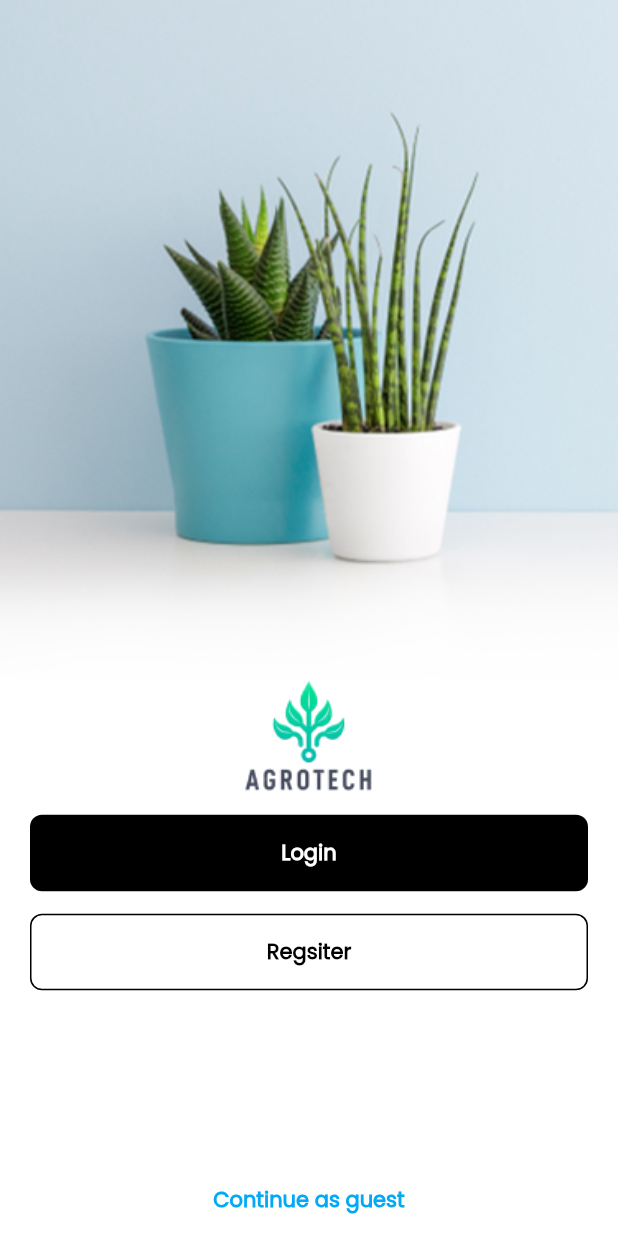
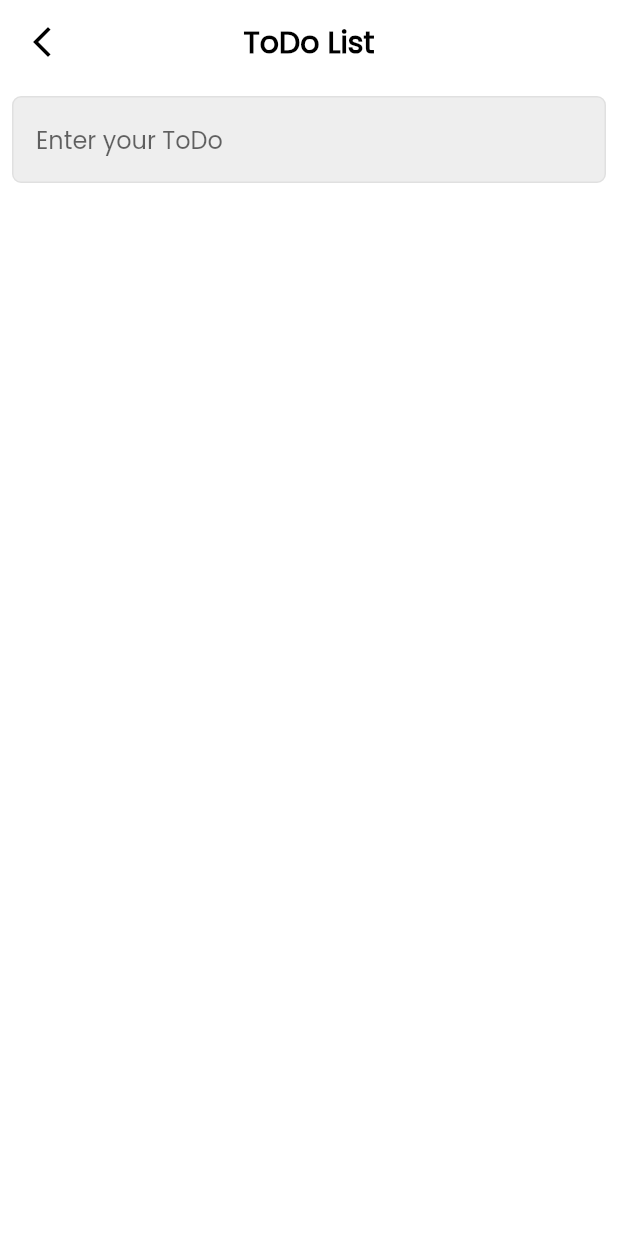
Before and after one commit to sanjibdahal/login_signup_in_flutter, a Flutter app: the screen it shows after launch, after a tap on "Continue as guest", on a phone screen of 412 x 824 dp. Run offline on Flutter 3.47's test engine with Material 2 defaults, Android fonts, the phone set to English and light mode, and no system bars.

Commit message:
fix: fixed some errors and added some pages

```diff
--- /dev/null
+++ b/lib/screens/todo_list_page.dart
@@ -0,0 +1,56 @@
+import 'package:flutter/material.dart';
+
+class TodoListPage extends StatelessWidget {
+  const TodoListPage({super.key});
+
+  @override
+  Widget build(BuildContext context) {
+    return Scaffold(
+      backgroundColor: Colors.white,
+      appBar: AppBar(
+        automaticallyImplyLeading: true,
+        leading: InkWell(
+          onTap: () => Navigator.pop(context),
+          child: const Icon(
+            Icons.arrow_back_ios_new,
+            color: Colors.black,
+          ),
+        ),
+        backgroundColor: Colors.white,
+        elevation: 0,
+        title: const Text(
+          'ToDo List',
+          style: TextStyle(
+            color: Colors.black,
+            fontFamily: 'Poppins',
+            fontWeight: FontWeight.w700,
+          ),
+        ),
+        centerTitle: true,
+      ),
+      body: Padding(
+        padding: const EdgeInsets.all(8.0),
+        child: Column(
+          children: [
+            Container(
+              padding: const EdgeInsets.symmetric(horizontal: 15, vertical: 4),
+              decoration: BoxDecoration(
+                  shape: BoxShape.rectangle,
+                  borderRadius: BorderRadius.circular(6),
+                  color: Colors.grey.shade200,
+                  border: Border.all(color: Colors.grey.shade300)),
+              child: TextFormField(
+                style: const TextStyle(fontFamily: 'Poppins'),
+                decoration: InputDecoration(
+                  hintText: 'Enter your ToDo',
+                  fillColor: Colors.grey[200],
+                  border: InputBorder.none,
+                ),
+              ),
+            ),
+          ],
+        ),
+      ),
+    );
+  }
+}
--- a/lib/screens/welcome_screen.dart
+++ b/lib/screens/welcome_screen.dart
@@ -1,6 +1,7 @@
 import 'package:flutter/material.dart';
 import 'package:todo_app/screens/login_screen.dart';
 import 'package:todo_app/screens/register_screen.dart';
+import 'package:todo_app/screens/todo_list_page.dart';
 
 class WelcomeScreen extends StatelessWidget {
   const WelcomeScreen({super.key});
@@ -92,7 +93,7 @@ class WelcomeScreen extends StatelessWidget {
                       ),
                     ),
                     child: const Text(
-                      'Regsiter',
+                      'Register',
                       style: TextStyle(
                           color: Colors.black,
                           fontFamily: 'Poppins',
@@ -104,8 +105,13 @@ class WelcomeScreen extends StatelessWidget {
             ),
           ),
           const Spacer(),
-          TextButton(
-            onPressed: () {},
+          InkWell(
+            onTap: () {
+              Navigator.push(
+                  context,
+                  MaterialPageRoute(
+                      builder: (context) => const TodoListPage()));
+            },
             child: const Text(
               'Continue as guest',
               style: TextStyle(
@@ -115,6 +121,7 @@ class WelcomeScreen extends StatelessWidget {
               ),
             ),
           ),
+          const SizedBox(height: 10),
         ],
       ),
     );
```
Also changed, not shown: lib/screens/forgot_password.dart (+5 -4 lines), lib/screens/login_screen.dart (+13 -8 lines), lib/screens/otp_verification.dart (+5 -4 lines), lib/screens/register_screen.dart (+4 -4 lines).
